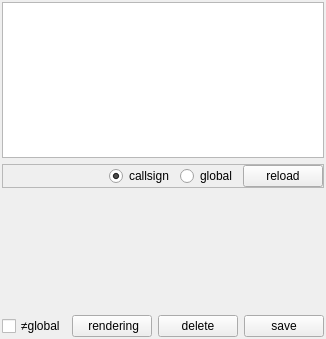
Old version of the form src/blackgui/components/interpolationsetupcomponent.ui in the repository swift-project/pilotclient.
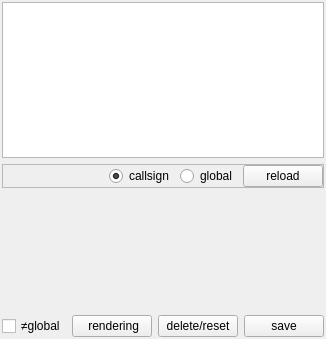
New version of the form. Custom widgets are drawn as their Qt base class.

```diff
--- a/src/blackgui/components/interpolationsetupcomponent.ui
+++ b/src/blackgui/components/interpolationsetupcomponent.ui
@@ -174,7 +174,7 @@
       <item>
        <widget class="QPushButton" name="pb_Delete">
         <property name="text">
-         <string>delete</string>
+         <string>delete/reset</string>
         </property>
        </widget>
       </item>
```
Left out of the diff: 4 changed lines with no effect on the pictures.
